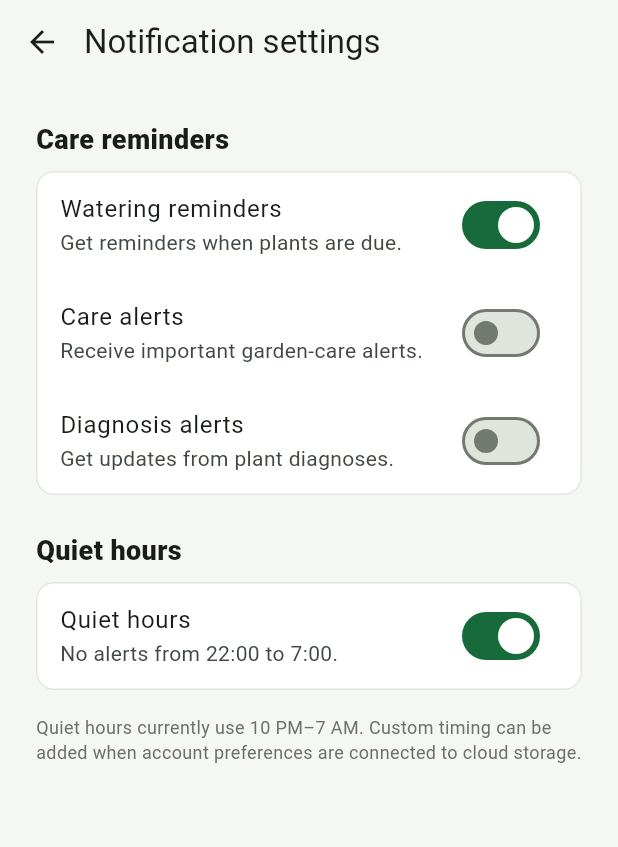
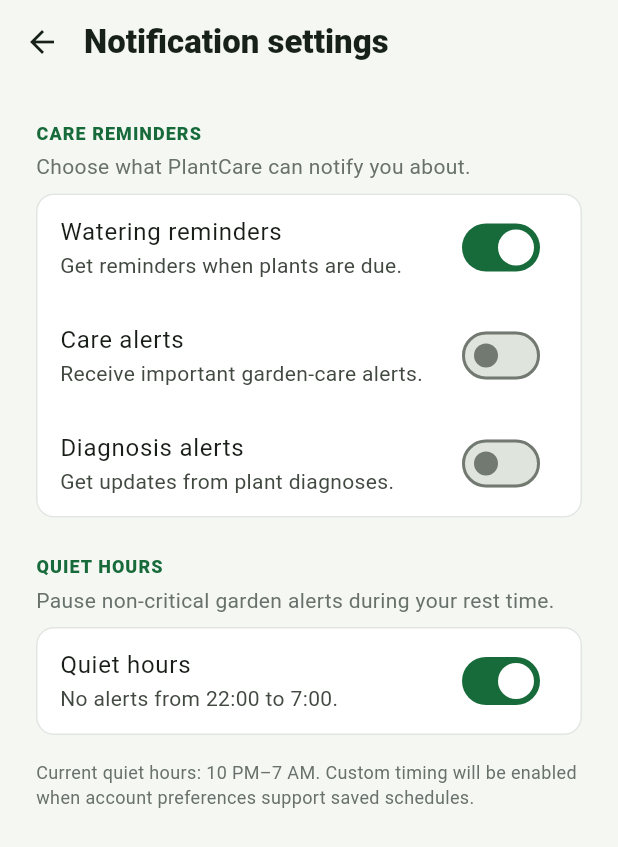
Before and after one commit to antony916/plant-disease-detection-cnn, a Flutter app: the NotificationSettingsScreen screen opened directly, on a phone screen of 412 x 824 dp. Shown: the top 847 px of the screen. Run offline on Flutter 3.47's test engine with Material 3 defaults, Android fonts, the phone set to English and light mode, and no system bars; our stand-ins replace firebase_core, firebase_messaging, supabase_flutter; accounts and stored records are empty.

Commit message:
redesign: polish notifications UI

```diff
--- a/mobile/lib/features/notifications/notification_settings_screen.dart
+++ b/mobile/lib/features/notifications/notification_settings_screen.dart
@@ -41,12 +41,13 @@ class _NotificationSettingsScreenState
     if (_loading)
       return const Scaffold(body: Center(child: CircularProgressIndicator()));
     return Scaffold(
-      appBar: AppBar(title: const Text('Notification settings')),
+      appBar: AppBar(title: const Text('Notification settings', style: TextStyle(fontWeight: FontWeight.w900))),
       body: ListView(
         padding: const EdgeInsets.all(PlantCareSpacing.lg),
         children: [
-          const Text('Care reminders',
-              style: TextStyle(fontSize: 18, fontWeight: FontWeight.w800)),
+          const Text('CARE REMINDERS', style: TextStyle(fontSize: 12, fontWeight: FontWeight.w900, color: PlantCareColors.primary, letterSpacing: .7)),
+          const SizedBox(height: 4),
+          const Text('Choose what PlantCare can notify you about.', style: TextStyle(color: PlantCareColors.muted)),
           const SizedBox(height: PlantCareSpacing.sm),
           Card(
               child: Column(children: [
@@ -70,8 +71,9 @@ class _NotificationSettingsScreenState
                     _save(_preferences.copyWith(diagnosisAlerts: value))),
           ])),
           const SizedBox(height: PlantCareSpacing.lg),
-          const Text('Quiet hours',
-              style: TextStyle(fontSize: 18, fontWeight: FontWeight.w800)),
+          const Text('QUIET HOURS', style: TextStyle(fontSize: 12, fontWeight: FontWeight.w900, color: PlantCareColors.primary, letterSpacing: .7)),
+          const SizedBox(height: 4),
+          const Text('Pause non-critical garden alerts during your rest time.', style: TextStyle(color: PlantCareColors.muted)),
           const SizedBox(height: PlantCareSpacing.sm),
           Card(
               child: SwitchListTile(
@@ -87,7 +89,7 @@ class _NotificationSettingsScreenState
           )),
           const SizedBox(height: PlantCareSpacing.md),
           const Text(
-              'Quiet hours currently use 10 PM–7 AM. Custom timing can be added when account preferences are connected to cloud storage.',
+              'Current quiet hours: 10 PM–7 AM. Custom timing will be enabled when account preferences support saved schedules.',
               style: TextStyle(color: PlantCareColors.muted, fontSize: 12)),
         ],
       ),
```
